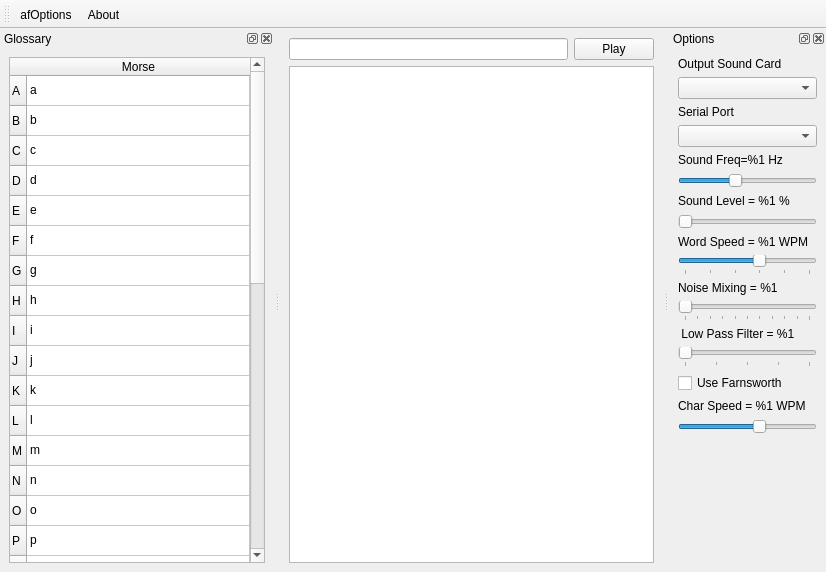
Above: gui/mainwindow.ui from Artemia76/EasyMorse before the change. Below: the same form after it.
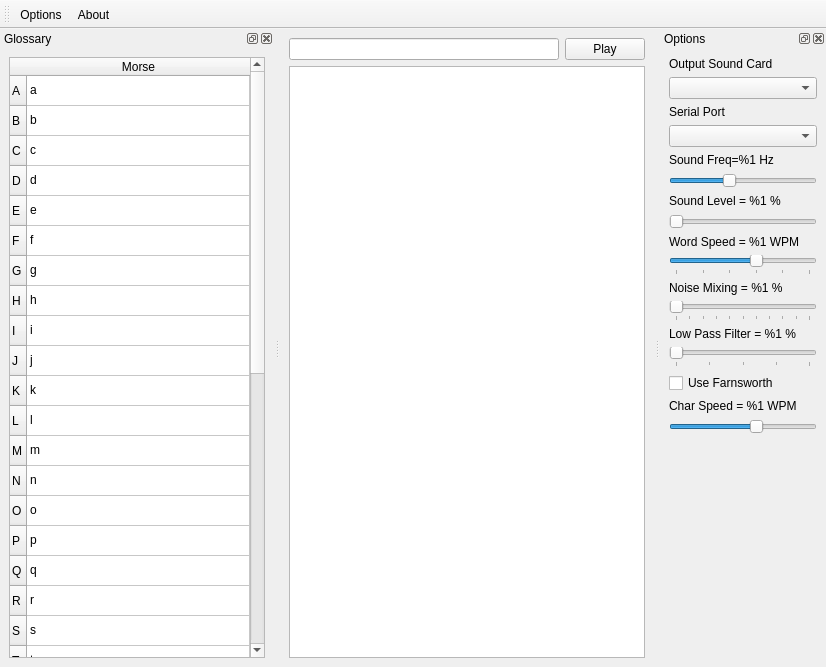
That is the form after the change. Icons and pictures are not drawn.

```diff
--- a/gui/mainwindow.ui
+++ b/gui/mainwindow.ui
@@ -7,7 +7,7 @@
     <x>0</x>
     <y>0</y>
     <width>826</width>
-    <height>572</height>
+    <height>667</height>
    </rect>
   </property>
   <property name="sizePolicy">
@@ -511,8 +511,8 @@
   <widget class="QDockWidget" name="dockWidget">
    <property name="minimumSize">
     <size>
-     <width>157</width>
-     <height>450</height>
+     <width>166</width>
+     <height>543</height>
     </size>
    </property>
    <property name="windowTitle">
@@ -660,7 +660,7 @@
      <item>
       <widget class="QLabel" name="m_labelNoiseMixing">
        <property name="text">
-        <string>Noise Mixing = %1</string>
+        <string>Noise Mixing = %1 %</string>
        </property>
       </widget>
      </item>
@@ -686,7 +686,7 @@
      <item>
       <widget class="QLabel" name="label_6">
        <property name="text">
-        <string> Low Pass Filter = %1</string>
+        <string>Low Pass Filter = %1 %</string>
        </property>
       </widget>
      </item>
@@ -773,7 +773,7 @@
      <normaloff>:/gfx/Outils.png</normaloff>:/gfx/Outils.png</iconset>
    </property>
    <property name="text">
-    <string>afOptions</string>
+    <string>Options</string>
    </property>
    <property name="toolTip">
     <string>Options</string>
```
Left out of the diff: 146 changed lines with no effect on the pictures.
